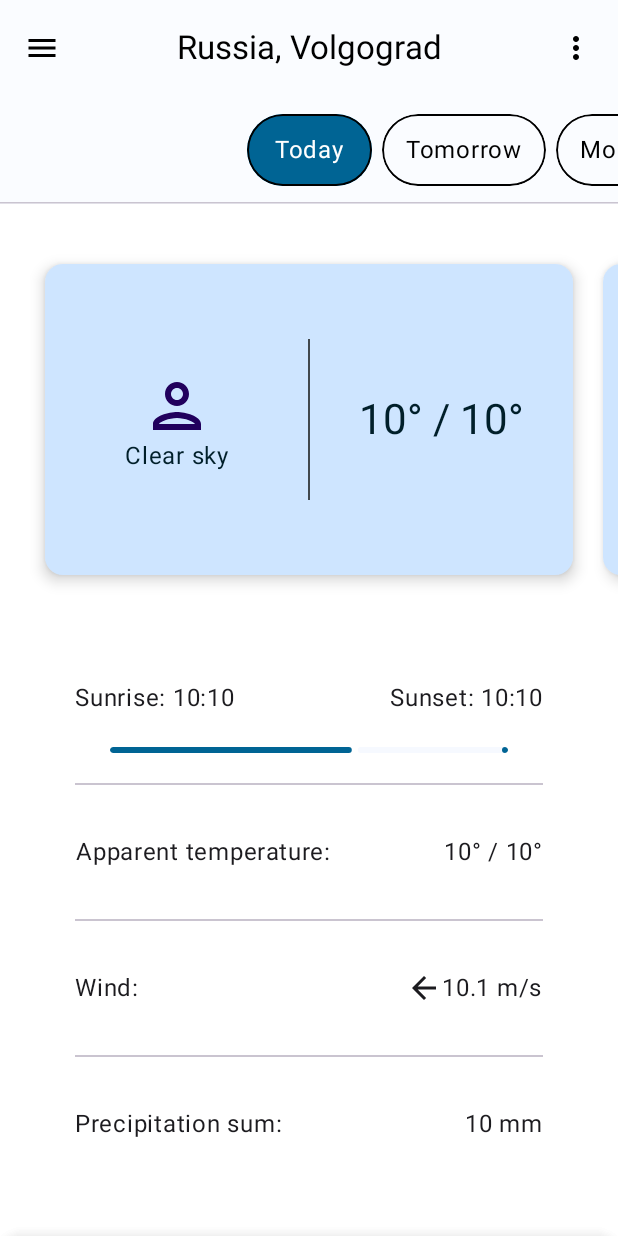
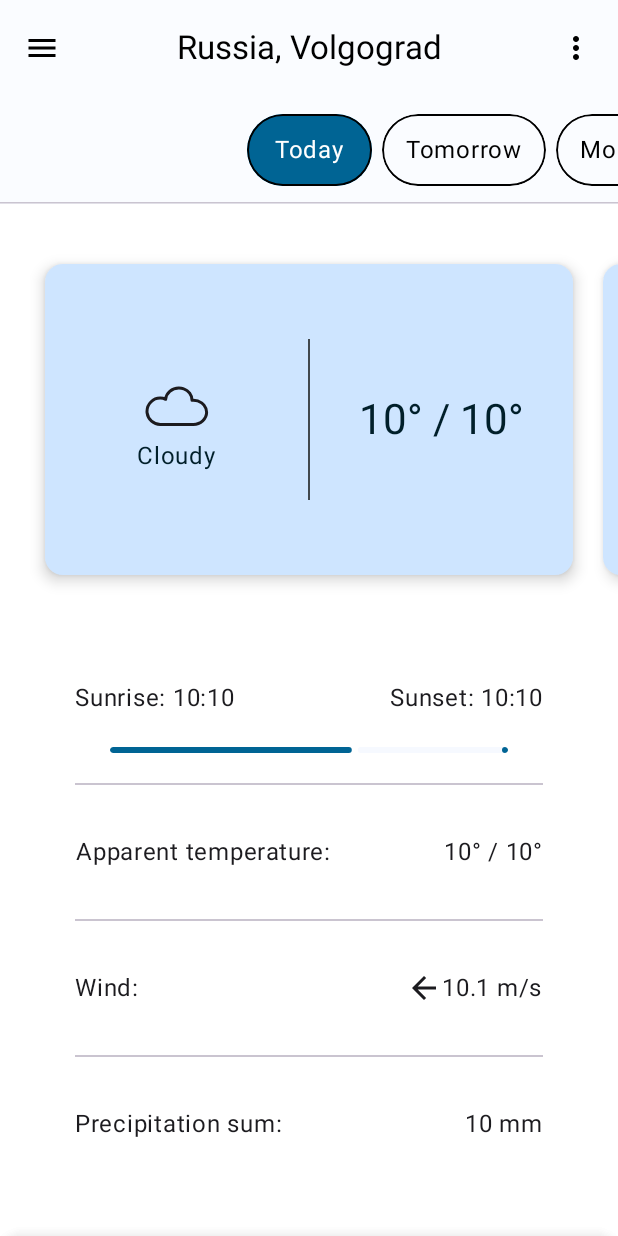
Before and after one commit to dmitLu99/ComposeWeatherApp, an Android app built with Jetpack Compose: the screen it shows after launch (MainActivity), on a phone screen of 412 x 824 dp. Run offline under Robolectric (Android 15) with nearby library versions, the phone set to English and light mode, and no system bars; our stand-ins replace accompanist.

Commit message:
cosmetic changes

```diff
--- a/app/src/main/java/com/loodmeet/weatherapp/app/ui/theme/Theme.kt
+++ b/app/src/main/java/com/loodmeet/weatherapp/app/ui/theme/Theme.kt
@@ -30,6 +30,7 @@ private val DarkColorScheme = darkColorScheme(
     onBackground = Color(0xFFe1e2e5),
     onSurface = Color(0xFFbfe9ff),
     primaryContainer = Color(0xFF004c6a),
+    onPrimaryContainer = Color(0xFFe1e2e5),
     secondaryContainer = Color(0xFF161c22),
     onSecondaryContainer = Color(0xFFd1e5f4),
     onSurfaceVariant = Color(0xFFdde3ea),
@@ -48,6 +49,7 @@ private val LightColorScheme = lightColorScheme(
     onBackground = Color(0xFF1C1B1F),
     onSurface = Color.Black,
     primaryContainer = Color(0xFFcee5ff),
+    onPrimaryContainer = Color(0xFF1C1B1F),
     secondaryContainer = Color(0xFFf6f9ff),
     onSecondaryContainer = Color(0xFF001f2a),
     onSurfaceVariant = Color(0xFF41484d),
--- a/app/src/main/java/com/loodmeet/weatherapp/ui/main_screen/BottomSheet.kt
+++ b/app/src/main/java/com/loodmeet/weatherapp/ui/main_screen/BottomSheet.kt
@@ -65,7 +65,7 @@ fun DragHandle(modifier: Modifier = Modifier) {
             .fillMaxWidth()
             .height(30.dp),
         horizontalArrangement = Arrangement.Center,
-        verticalAlignment = Alignment.CenterVertically
+        verticalAlignment = Alignment.Top
     ) {
         Divider(
             thickness = 4.dp,
@@ -76,7 +76,6 @@ fun DragHandle(modifier: Modifier = Modifier) {
         )
     }
 }
-
 
 @Composable
 fun BottomSheetItem(items: List<BottomSheetListItem>) {
@@ -145,7 +144,7 @@ fun ImagedBottomSheetListItem(
         verticalAlignment = Alignment.CenterVertically
     ) {
         val painter = painterResource(id = item.imageResId)
-        Icon(painter = painter, contentDescription = null, tint = MaterialTheme.colorScheme.primary)
+        Icon(painter = painter, contentDescription = null, tint = MaterialTheme.colorScheme.primary, modifier = Modifier.size(26.dp))
         Spacer(modifier = Modifier.width(12.dp))
         Text(
             stringResource(id = item.nameResId),
--- a/app/src/main/java/com/loodmeet/weatherapp/ui/main_screen/DailyWeather.kt
+++ b/app/src/main/java/com/loodmeet/weatherapp/ui/main_screen/DailyWeather.kt
@@ -11,6 +11,7 @@ import androidx.compose.ui.Alignment
 import androidx.compose.ui.Modifier
 import androidx.compose.ui.draw.clip
 import androidx.compose.ui.graphics.Color
+import androidx.compose.ui.res.painterResource
 import androidx.compose.ui.res.stringResource
 import androidx.compose.ui.text.style.TextAlign
 import androidx.compose.ui.unit.Dp
@@ -31,8 +32,8 @@ val units = UnitsOfMeasurementResIds(
 val hourlyWeather =
     com.loodmeet.weatherapp.core.ui.models.HourlyWeather("", R.drawable.ic_person_outlined, "")
 val dailyWeather = DailyWeather(
-    descriptionResId = R.string.clear_sky,
-    iconResId = R.drawable.ic_person_outlined,
+    descriptionResId = R.string.cloudy,
+    iconResId = R.drawable.ic_sky_32,
     temperatureMax = 10,
     temperatureMin = 10,
     sunrise = "10:10",
@@ -111,10 +112,10 @@ fun TopDailyWeather(
             horizontalAlignment = Alignment.CenterHorizontally,
         ) {
             Icon(
-                imageVector = Icons.Outlined.Person,
+                painter = painterResource(id = dailyWeather.iconResId),
                 contentDescription = null,
-                modifier = Modifier
-                    .size(iconSize)
+                modifier = Modifier.size(iconSize),
+                tint = MaterialTheme.colorScheme.onPrimaryContainer
             )
             Text(
                 text = stringResource(id = dailyWeather.descriptionResId),
--- a/app/src/main/java/com/loodmeet/weatherapp/ui/main_screen/MainScreen.kt
+++ b/app/src/main/java/com/loodmeet/weatherapp/ui/main_screen/MainScreen.kt
@@ -4,6 +4,8 @@ import androidx.compose.animation.core.Spring
 import androidx.compose.animation.core.spring
 import androidx.compose.foundation.background
 import androidx.compose.foundation.border
+import androidx.compose.foundation.gestures.FlingBehavior
+import androidx.compose.foundation.gestures.animateScrollBy
 import androidx.compose.foundation.layout.*
 import androidx.compose.foundation.shape.RoundedCornerShape
 import androidx.compose.material.*
@@ -26,10 +28,7 @@ import androidx.compose.ui.tooling.preview.Preview
 import androidx.compose.ui.unit.dp
 import com.dmitLugg.weatherapp.R
 import com.google.accompanist.pager.*
-import com.loodmeet.weatherapp.app.ui.theme.ComposeWeatherAppTheme
 import kotlinx.coroutines.launch
-
-val showSnackBar = mutableStateOf(false)
 
 @OptIn(ExperimentalMaterialApi::class)
 @Preview
@@ -65,8 +64,9 @@ fun MainScreen() {
     }
 
     val topNamedItems = listOf(
-        BottomSheetListItem.NamedBottomSheetListItem(
+        BottomSheetListItem.ImagedBottomSheetListItem(
             R.string.locale,
+            R.drawable.baseline_check,
             topNamedItemsOnClick
         ),
         BottomSheetListItem.NamedBottomSheetListItem(
@@ -88,28 +88,21 @@ fun MainScreen() {
     )
     val bottomItems = listOf(
         BottomSheetListItem.ImagedBottomSheetListItem(
-            R.string.locale,
-            R.drawable.outline_location,
+            R.string.temperature_unit,
+            R.drawable.ic_thermometer_1_32,
             bottomSheetListItemOnClick
         ),
         BottomSheetListItem.ImagedBottomSheetListItem(
-            R.string.locale,
-            R.drawable.outline_location,
+            R.string.wind_speed_unit,
+            R.drawable.outline_air,
             bottomSheetListItemOnClick
         ),
         BottomSheetListItem.ImagedBottomSheetListItem(
-            R.string.locale,
-            R.drawable.outline_location,
+            R.string.precipitation_unit,
+            R.drawable.outline_water_drop,
             bottomSheetListItemOnClick
-        ),
-        BottomSheetListItem.ImagedBottomSheetListItem(
-            R.string.locale,
-            R.drawable.outline_location,
-            bottomSheetListItemOnClick
-        ),
         )
-
-    ComposeWeatherAppTheme {
+    )
 
     ModalBottomSheetLayout(
         sheetBackgroundColor = MaterialTheme.colorScheme.background,
@@ -125,8 +118,7 @@ fun MainScreen() {
             sheetContent = {
                 BottomSheetContent(
                     topItems = topItems,
-                        bottomItems = bottomItems,
-                        headingResId = R.string.settings
+                    bottomItems = bottomItems
                 )
             },
             sheetShape = RoundedCornerShape(topStart = 16.dp, topEnd = 16.dp),
@@ -150,7 +142,6 @@ fun MainScreen() {
         }
     }
 }
-}
 
 @OptIn(ExperimentalMaterial3Api::class)
 @Composable
@@ -162,7 +153,7 @@ fun TopAppBar(moreButtonOnClick: () -> Unit = {}) {
         ),
         title = {
             Text(
-                "Russia, Volgograd",
+                "${stringResource(R.string.country_russia)}, ${stringResource(R.string.city_volgograd)}",
                 maxLines = 1,
                 overflow = TextOverflow.Ellipsis
             )
@@ -188,9 +179,6 @@ fun TopAppBar(moreButtonOnClick: () -> Unit = {}) {
 
 data class TabItem(val title: String, val screen: @Composable () -> Unit)
 
-@OptIn(ExperimentalPagerApi::class)
-@Composable
-fun Tabs() {
 val tabs = listOf(
     TabItem("Today") { Screen() },
     TabItem("Tomorrow") { Screen() },
@@ -200,6 +188,11 @@ fun Tabs() {
     TabItem("Mon, 3 Feb") { Screen() },
     TabItem("Mon, 3 Feb") { Screen() },
 )
+
+@OptIn(ExperimentalPagerApi::class)
+@Composable
+fun Tabs() {
+
     val pagerState = rememberPagerState()
 
     val scope = rememberCoroutineScope()
@@ -228,7 +221,7 @@ fun Tabs() {
                     selected = pagerState.currentPage == index,
                     onClick = {
                         scope.launch {
-                            spring<Float>(stiffness = Spring.StiffnessLow)
+                            val spring = spring<Float>(stiffness = Spring.StiffnessVeryLow)
                             pagerState.animateScrollToPage(
                                 page = index,
                                 pagerState.currentPageOffset
@@ -247,7 +240,7 @@ fun Tabs() {
                             if (pagerState.currentPage == index)
                                 MaterialTheme.colorScheme.primary
                             else MaterialTheme.colorScheme.surface
-                        ),
+                        )
                 )
             }
         }
--- /dev/null
+++ b/app/src/main/res/drawable/baseline_check.xml
@@ -0,0 +1,5 @@
+<vector android:height="24dp" android:tint="#000000"
+    android:viewportHeight="24" android:viewportWidth="24"
+    android:width="24dp" xmlns:android="http://schemas.android.com/apk/res/android">
+    <path android:fillColor="@android:color/white" android:pathData="M9,16.17L4.83,12l-1.42,1.41L9,19 21,7l-1.41,-1.41z"/>
+</vector>
--- a/app/src/main/res/drawable/ic_person_outlined.xml
+++ b/app/src/main/res/drawable/ic_person_outlined.xml
@@ -1,5 +1,10 @@
-<vector android:height="24dp" android:tint="#CFCFCF"
-    android:viewportHeight="24" android:viewportWidth="24"
-    android:width="24dp" xmlns:android="http://schemas.android.com/apk/res/android">
-    <path android:fillColor="@android:color/white" android:pathData="M12,5.9c1.16,0 2.1,0.94 2.1,2.1s-0.94,2.1 -2.1,2.1S9.9,9.16 9.9,8s0.94,-2.1 2.1,-2.1m0,9c2.97,0 6.1,1.46 6.1,2.1v1.1L5.9,18.1L5.9,17c0,-0.64 3.13,-2.1 6.1,-2.1M12,4C9.79,4 8,5.79 8,8s1.79,4 4,4 4,-1.79 4,-4 -1.79,-4 -4,-4zM12,13c-2.67,0 -8,1.34 -8,4v3h16v-3c0,-2.66 -5.33,-4 -8,-4z"/>
+<vector xmlns:android="http://schemas.android.com/apk/res/android"
+    android:width="24dp"
+    android:height="24dp"
+    android:tint="#CFCFCF"
+    android:viewportWidth="24"
+    android:viewportHeight="24">
+    <path
+        android:fillColor="@android:color/white"
+        android:pathData="M12,5.9c1.16,0 2.1,0.94 2.1,2.1s-0.94,2.1 -2.1,2.1S9.9,9.16 9.9,8s0.94,-2.1 2.1,-2.1m0,9c2.97,0 6.1,1.46 6.1,2.1v1.1L5.9,18.1L5.9,17c0,-0.64 3.13,-2.1 6.1,-2.1M12,4C9.79,4 8,5.79 8,8s1.79,4 4,4 4,-1.79 4,-4 -1.79,-4 -4,-4zM12,13c-2.67,0 -8,1.34 -8,4v3h16v-3c0,-2.66 -5.33,-4 -8,-4z" />
 </vector>
--- /dev/null
+++ b/app/src/main/res/drawable/ic_sky_32.xml
@@ -0,0 +1,18 @@
+<vector xmlns:android="http://schemas.android.com/apk/res/android"
+    android:width="32dp"
+    android:height="32dp"
+    android:viewportWidth="48"
+    android:viewportHeight="48">
+    <path
+        android:fillAlpha="0"
+        android:fillColor="@color/white"
+        android:pathData="M0,0h48v48h-48z"
+        android:strokeAlpha="0" />
+    <path
+        android:fillColor="#00000000"
+        android:pathData="M43.74,28.18c0,4.45 -4,8.07 -8.8,8.07L12.81,36.25a8.8,8.8 0,0 1,-8.73 -7.58,7.9 7.9,0 0,1 -0.08,-1.18 8.79,8.79 0,0 1,8.81 -8.75,8.68 8.68,0 0,1 3.61,0.77c0.31,-4.2 4.14,-7.51 8.79,-7.51a9.28,9.28 0,0 1,3.33 0.61,8.09 8.09,0 0,1 5.47,7.46v0.1a8.917,8.917 0,0 1,0.91 0,9.28 9.28,0 0,1 5.48,1.75 8,8 0,0 1,1.59 1.51,7.6 7.6,0 0,1 1.75,4.75Z"
+        android:strokeWidth="2"
+        android:strokeColor="@color/white"
+        android:strokeLineCap="round"
+        android:strokeLineJoin="round" />
+</vector>
--- /dev/null
+++ b/app/src/main/res/drawable/ic_thermometer_1_32.xml
@@ -0,0 +1,13 @@
+<vector android:height="32dp" android:viewportHeight="48"
+    android:viewportWidth="48" android:width="32dp" xmlns:android="http://schemas.android.com/apk/res/android">
+    <path android:fillAlpha="0" android:fillColor="#ffd2d2"
+        android:pathData="M0,0h48v48h-48z" android:strokeAlpha="0"/>
+    <path android:fillColor="#00000000"
+        android:pathData="M34.001,36.67a10,10 0,1 1,-15.4 -8.41L18.6009,6.4a5.4,5.4 0,1 1,10.8 0v21.86a10,10 0,0 1,4.6 8.41Z"
+        android:strokeColor="#6d6e71" android:strokeLineCap="round"
+        android:strokeLineJoin="round" android:strokeWidth="2"/>
+    <path android:fillColor="#6d6e71"
+        android:pathData="M29.901,39.11a6.35,6.35 0,0 1,-11.74 0Z"
+        android:strokeColor="#6d6e71" android:strokeLineCap="round"
+        android:strokeLineJoin="round" android:strokeWidth="2"/>
+</vector>
--- /dev/null
+++ b/app/src/main/res/drawable/outline_air.xml
@@ -0,0 +1,5 @@
+<vector android:height="24dp" android:tint="#000000"
+    android:viewportHeight="24" android:viewportWidth="24"
+    android:width="24dp" xmlns:android="http://schemas.android.com/apk/res/android">
+    <path android:fillColor="@android:color/white" android:pathData="M14.5,17c0,1.65 -1.35,3 -3,3s-3,-1.35 -3,-3h2c0,0.55 0.45,1 1,1s1,-0.45 1,-1s-0.45,-1 -1,-1H2v-2h9.5C13.15,14 14.5,15.35 14.5,17zM19,6.5C19,4.57 17.43,3 15.5,3S12,4.57 12,6.5h2C14,5.67 14.67,5 15.5,5S17,5.67 17,6.5S16.33,8 15.5,8H2v2h13.5C17.43,10 19,8.43 19,6.5zM18.5,11H2v2h16.5c0.83,0 1.5,0.67 1.5,1.5S19.33,16 18.5,16v2c1.93,0 3.5,-1.57 3.5,-3.5S20.43,11 18.5,11z"/>
+</vector>
--- /dev/null
+++ b/app/src/main/res/drawable/outline_water_drop.xml
@@ -0,0 +1,5 @@
+<vector android:height="24dp" android:tint="#000000"
+    android:viewportHeight="24" android:viewportWidth="24"
+    android:width="24dp" xmlns:android="http://schemas.android.com/apk/res/android">
+    <path android:fillColor="@android:color/white" android:pathData="M12,2c-5.33,4.55 -8,8.48 -8,11.8c0,4.98 3.8,8.2 8,8.2s8,-3.22 8,-8.2C20,10.48 17.33,6.55 12,2zM12,20c-3.35,0 -6,-2.57 -6,-6.2c0,-2.34 1.95,-5.44 6,-9.14c4.05,3.7 6,6.79 6,9.14C18,17.43 15.35,20 12,20zM7.83,14c0.37,0 0.67,0.26 0.74,0.62c0.41,2.22 2.28,2.98 3.64,2.87c0.43,-0.02 0.79,0.32 0.79,0.75c0,0.4 -0.32,0.73 -0.72,0.75c-2.13,0.13 -4.62,-1.09 -5.19,-4.12C7.01,14.42 7.37,14 7.83,14z"/>
+</vector>
--- a/app/src/main/res/values/strings.xml
+++ b/app/src/main/res/values/strings.xml
@@ -1,14 +1,14 @@
 <resources>
     <string name="app_name">ComposeWeatherApp</string>
+    <string name="on_this_week">On This Week</string>
     <string name="today">Today</string>
     <string name="week">Week</string>
+
     <string name="sunrise">Sunrise</string>
     <string name="sunset">Sunset</string>
     <string name="apparent_temperature">Apparent temperature</string>
     <string name="wind">Wind</string>
     <string name="precipitation_sum">Precipitation sum</string>
-    <string name="clear_sky">Clear sky</string>
-    <string name="on_this_week">On This Week</string>
 
     <string name="celsius">°C</string>
     <string name="fahrenheit">°F</string>
@@ -19,8 +19,19 @@
     <string name="millimeter">mm</string>
     <string name="inch">″</string>
     <string name="units_of_measurement">Units of measurement</string>
+
     <string name="settings">Settings</string>
     <string name="locale">Locale</string>
     <string name="saved">Saved</string>
     <string name="close">Close</string>
+
+    <string name="country_russia">Russia</string>
+    <string name="city_volgograd">Volgograd</string>
+
+    <string name="temperature_unit">Temperature unit</string>
+    <string name="precipitation_unit">Precipitation unit</string>
+    <string name="wind_speed_unit">Wind speed unit</string>
+
+    <string name="clear_sky">Clear sky</string>
+    <string name="cloudy">Cloudy</string>
 </resources>
```
Lines whose indentation alone changed are shown as unchanged.
